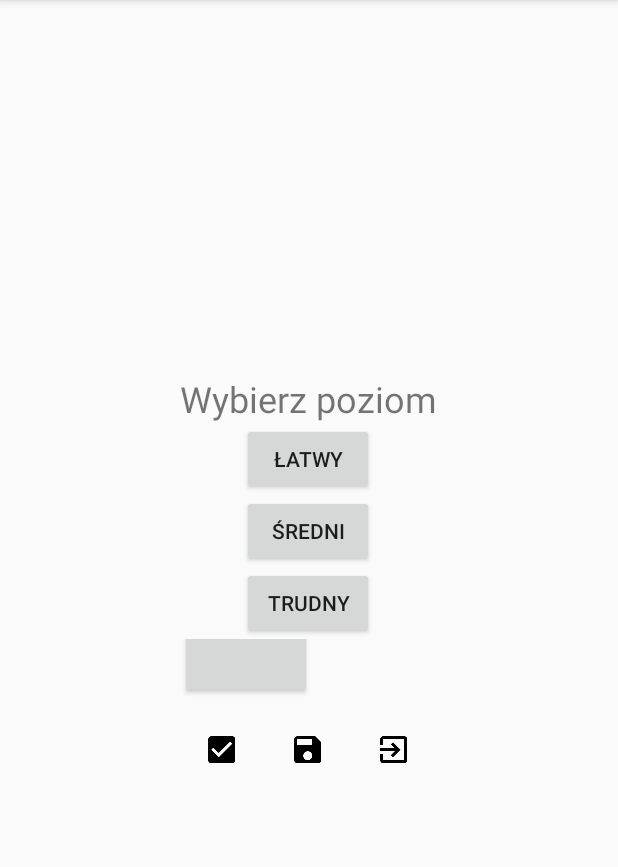
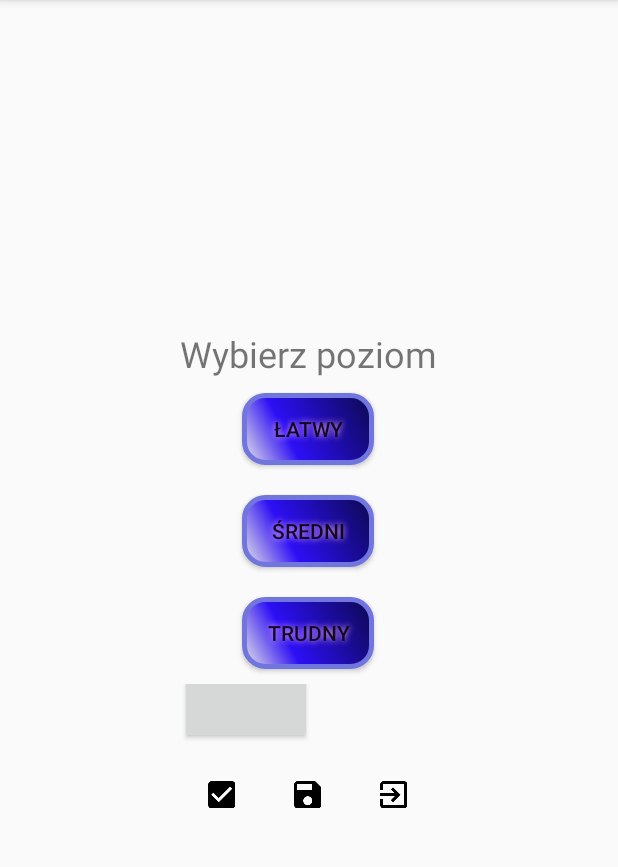
Before and after one commit to aksug/SudokuGame, an Android app: the MenuLevels screen opened directly, with no data from a screen before it, on a phone screen of 412 x 824 dp, the part 84-951 px from its top. Run offline under Robolectric (Android 15) with nearby library versions, the phone set to English and light mode, and no system bars; libraries missing offline, so code that uses them is left out: com.cocosw.bottomsheet, com.software.shell; plain views replace ActionButton, FabToolbar; 2 statements that could not run were skipped.

Commit message:
buttons design

```diff
--- /dev/null
+++ b/src/main/res/drawable/button_custom.xml
@@ -0,0 +1,30 @@
+<?xml version="1.0" encoding="utf-8"?>
+<shape xmlns:android="http://schemas.android.com/apk/res/android" android:shape="rectangle" >
+    <corners
+        android:radius="14dp"
+        />
+    <gradient
+        android:angle="45"
+        android:centerX="35%"
+        android:centerColor="#2D0FF5"
+        android:startColor="#E8E8E8"
+        android:endColor="#0D094F"
+        android:type="linear"
+        />
+    <padding
+        android:left="0dp"
+        android:top="0dp"
+        android:right="0dp"
+        android:bottom="0dp"
+        />
+
+    <stroke
+        android:width="3dp"
+        android:color="#7175DE"
+        />
+</shape>
+    <!--<selector xmlns:android="http://schemas.android.com/apk/res/android">-->
+    <!--<item android:state_pressed="true"-->
+        <!--android:drawable="@android:color/holo_blue_dark" /> &lt;!&ndash; pressed &ndash;&gt;-->
+    <!--<item android:drawable="@android:color/holo_blue_light" /> &lt;!&ndash; default &ndash;&gt;-->
+<!--</selector>-->
--- a/src/main/res/layout/activity_menu_levels.xml
+++ b/src/main/res/layout/activity_menu_levels.xml
@@ -25,21 +25,39 @@
             android:layout_height="wrap_content"
             android:layout_gravity="center_horizontal"
             android:onClick="latwy"
-            android:text="@string/latwy_poziom" />
+            android:text="@string/latwy_poziom"
+            android:background="@drawable/button_custom"
+            android:shadowColor="#F4ABFF"
+            android:shadowDx="0"
+            android:shadowDy="0"
+            android:shadowRadius="5"
+            android:layout_margin="10dp" />
 
         <Button
             android:layout_width="wrap_content"
             android:layout_height="wrap_content"
             android:layout_gravity="center_horizontal"
             android:onClick="sredni"
-            android:text="@string/sredni_poziom" />
+            android:text="@string/sredni_poziom"
+            android:background="@drawable/button_custom"
+            android:shadowColor="#F4ABFF"
+            android:shadowDx="0"
+            android:shadowDy="0"
+            android:shadowRadius="5"
+            android:layout_margin="10dp" />
 
         <Button
             android:layout_width="wrap_content"
             android:layout_height="wrap_content"
             android:layout_gravity="center_horizontal"
             android:onClick="trudny"
-            android:text="@string/trudny_poziom" />
+            android:text="@string/trudny_poziom"
+            android:background="@drawable/button_custom"
+            android:shadowColor="#F4ABFF"
+            android:shadowDx="0"
+            android:shadowDy="0"
+            android:shadowRadius="5"
+            android:layout_margin="10dp" />
     </LinearLayout>
 
 
```
Also changed, not shown: src/main/java/sudoku/example/com/sudoku/Board.java (+35 -0 lines), src/main/java/sudoku/example/com/sudoku/DataBoard.java (+64 -1 lines), src/main/java/sudoku/example/com/sudoku/Game.java (+47 -11 lines), src/main/res/layout/activity_game.xml (+12 -18 lines), src/main/res/layout/popup.xml (+39 -8 lines), 2 other files.
